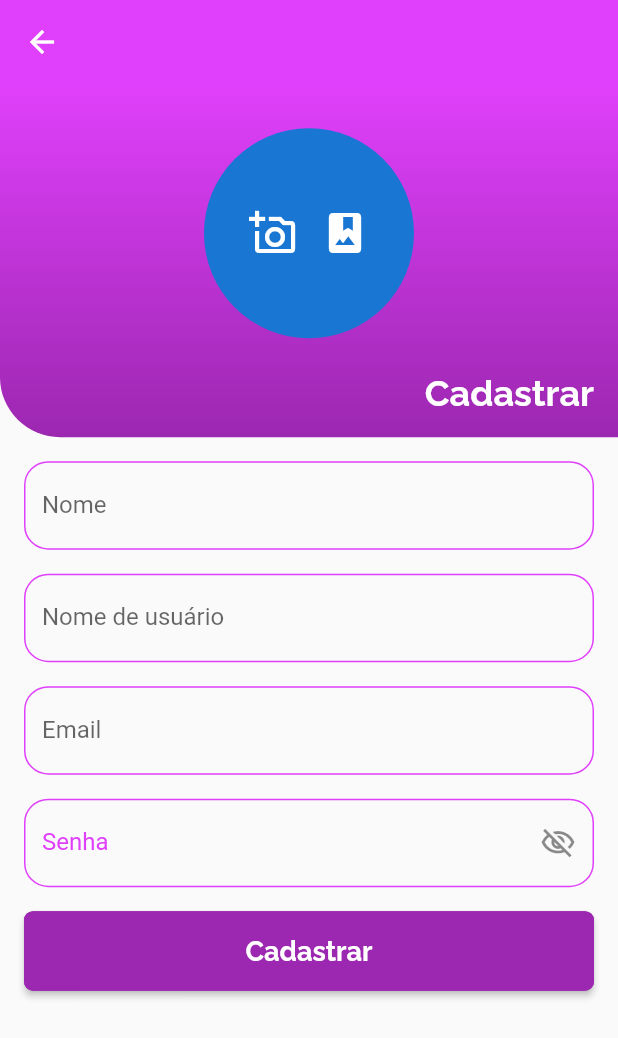
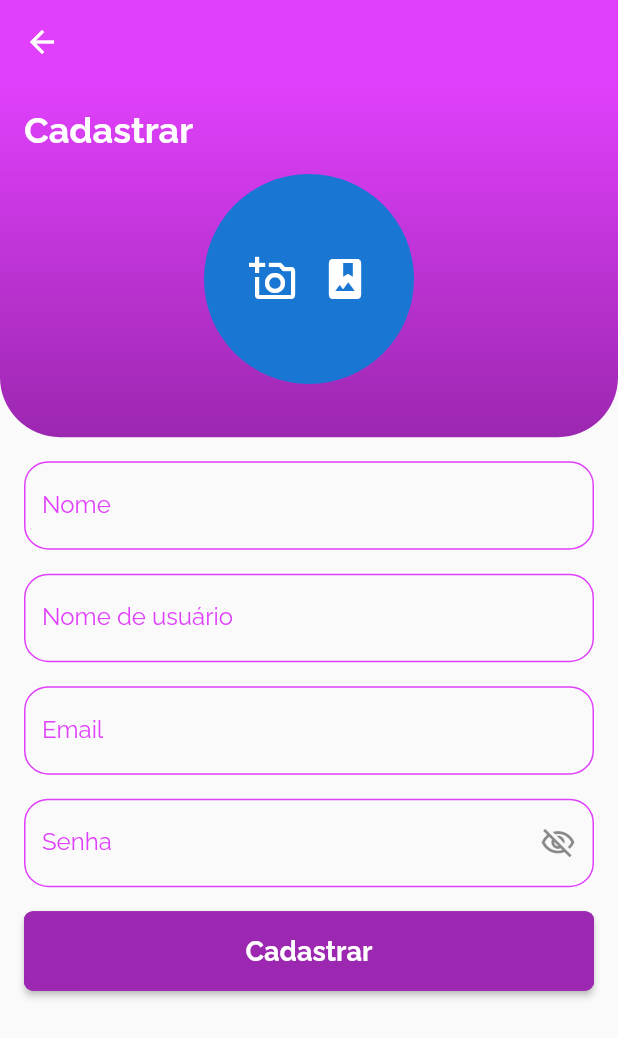
Before and after one commit to lucasmcar/rent_jlle, a Flutter app: the screen it shows after launch, on a phone screen of 412 x 824 dp. Shown: the top 1038 px of the screen. Run offline on Flutter 3.47's test engine with Material 2 defaults, Android fonts, the phone set to English and light mode, and no system bars; our stand-ins replace image_picker, mobx, permission_handler; generated files the repository leaves out were written again.

Commit message:
Ajuste nos inputs do cadastro de usuario

```diff
--- a/lib/pages/register_user_page.dart
+++ b/lib/pages/register_user_page.dart
@@ -52,14 +52,27 @@ class _CriaUsuarioPageState extends State<CriaUsuarioPage> {
                     colors: [PaletaCores.bgPurpleAcc, PaletaCores.bgPurple]
                   ),
                   borderRadius: BorderRadius.only(
-                    bottomLeft: Radius.circular(40)
+                    bottomLeft: Radius.circular(40),
+                    bottomRight: Radius.circular(40)
                   ),
 
                 ),
                 child: Column(
 
                   children: [
-                    const Spacer( flex: 5,),
+                    const Align(
+                      alignment: Alignment.topLeft,
+                      child: Padding(
+                        padding: EdgeInsets.all(16),
+                        child: Text("Cadastrar", style: TextStyle(
+                            fontFamily: "Raleway",
+                            color: PaletaCores.whiteDefault,
+                            fontSize: 24,
+                            fontWeight: FontWeight.bold
+                        ),),
+                      ),
+                    ),
+
                     CircleAvatar(
                       radius: 70,
                       child: Row(
@@ -75,19 +88,8 @@ class _CriaUsuarioPageState extends State<CriaUsuarioPage> {
                         ],
                       ),
                     ),
-                    const Spacer(),
-                    const Align(
-                      alignment: Alignment.bottomRight,
-                      child: Padding(
-                        padding: EdgeInsets.all(16),
-                        child: Text("Cadastrar", style: TextStyle(
-                          fontFamily: "Raleway",
-                          color: PaletaCores.whiteDefault,
-                          fontSize: 24,
-                          fontWeight: FontWeight.bold
-                        ),),
-                      ),
-                    )
+
+
                   ],
                 ),
               ),
@@ -104,7 +106,11 @@ class _CriaUsuarioPageState extends State<CriaUsuarioPage> {
                           controller: _nameController,
                           keyboardType: TextInputType.name,
                           decoration: InputDecoration(
-                            enabledBorder:  OutlineInputBorder(
+                            labelStyle: const TextStyle(
+                            fontFamily: "Raleway",
+                            color: PaletaCores.bgPurpleAcc
+                            ),
+                            enabledBorder:  const OutlineInputBorder(
                               borderRadius: BorderRadius.all(Radius.circular(16)),
                               borderSide: BorderSide(
                                 color: PaletaCores.bgPurpleAcc
@@ -129,6 +135,12 @@ class _CriaUsuarioPageState extends State<CriaUsuarioPage> {
                           controller: _nameController,
                           keyboardType: TextInputType.name,
                           decoration: const InputDecoration(
+                              labelStyle: TextStyle(
+                              fontFamily: "Raleway",
+                              color: PaletaCores.bgPurpleAcc,
+
+
+                              ),
                               enabledBorder: OutlineInputBorder(
                                   borderRadius: BorderRadius.all(Radius.circular(16)),
                                   borderSide: BorderSide(
@@ -153,6 +165,12 @@ class _CriaUsuarioPageState extends State<CriaUsuarioPage> {
                           controller: _nameController,
                           keyboardType: TextInputType.name,
                           decoration: const InputDecoration(
+                              labelStyle: TextStyle(
+                              fontFamily: "Raleway",
+                              color: PaletaCores.bgPurpleAcc,
+
+
+                              ),
                               enabledBorder: OutlineInputBorder(
                                   borderRadius: BorderRadius.all(Radius.circular(16)),
                                   borderSide: BorderSide(
@@ -174,10 +192,12 @@ class _CriaUsuarioPageState extends State<CriaUsuarioPage> {
                       ),
                       Padding(padding: EdgeInsets.all(8),
                         child: TextFormField(
+
                           obscureText: !textObscured,
                           controller: _senhaController,
                           keyboardType: TextInputType.name,
                           decoration: InputDecoration(
+
                               suffixIcon: IconButton(
                                   onPressed: (){
                                     setState(() {
@@ -195,8 +215,10 @@ class _CriaUsuarioPageState extends State<CriaUsuarioPage> {
                                   )
 
                               ),
+
                               labelText: "Senha",
                               labelStyle: TextStyle(
+                                fontFamily: "Raleway",
                                 color: PaletaCores.bgPurpleAcc
                               ),
                               border: OutlineInputBorder(
```
